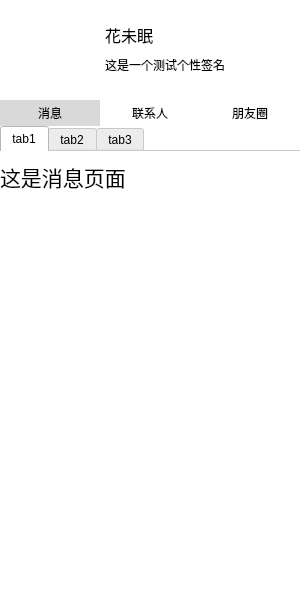
This is view/MainWidget.ui in linhaojun857/cooper-im-client as Qt 5 draws it before an edit. The edited form follows.
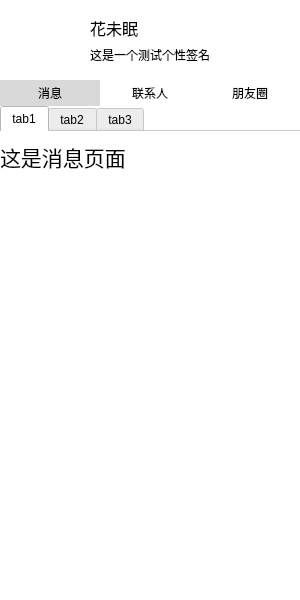
This is the edited form. Icons and pictures are not drawn.

```diff
--- a/view/MainWidget.ui
+++ b/view/MainWidget.ui
@@ -19,7 +19,7 @@
      <x>0</x>
      <y>0</y>
      <width>300</width>
-     <height>100</height>
+     <height>80</height>
     </rect>
    </property>
    <property name="styleSheet">
@@ -29,21 +29,21 @@
     <property name="geometry">
      <rect>
       <x>20</x>
-      <y>20</y>
-      <width>60</width>
-      <height>60</height>
+      <y>15</y>
+      <width>50</width>
+      <height>50</height>
      </rect>
     </property>
     <property name="minimumSize">
      <size>
-      <width>60</width>
-      <height>60</height>
+      <width>50</width>
+      <height>50</height>
      </size>
     </property>
     <property name="maximumSize">
      <size>
-      <width>60</width>
-      <height>60</height>
+      <width>50</width>
+      <height>50</height>
      </size>
     </property>
     <property name="text">
@@ -59,10 +59,10 @@
    <widget class="QLabel" name="m_nicknameLabel">
     <property name="geometry">
      <rect>
-      <x>105</x>
-      <y>20</y>
+      <x>90</x>
+      <y>15</y>
       <width>150</width>
-      <height>30</height>
+      <height>25</height>
      </rect>
     </property>
     <property name="font">
@@ -77,8 +77,8 @@
    <widget class="QLabel" name="m_feelingLabel">
     <property name="geometry">
      <rect>
-      <x>105</x>
-      <y>55</y>
+      <x>90</x>
+      <y>45</y>
       <width>150</width>
       <height>20</height>
      </rect>
@@ -92,7 +92,7 @@
    <property name="geometry">
     <rect>
      <x>0</x>
-     <y>100</y>
+     <y>80</y>
      <width>300</width>
      <height>26</height>
     </rect>
@@ -164,9 +164,9 @@
    <property name="geometry">
     <rect>
      <x>0</x>
-     <y>126</y>
+     <y>106</y>
      <width>300</width>
-     <height>474</height>
+     <height>494</height>
     </rect>
    </property>
    <property name="styleSheet">
```
